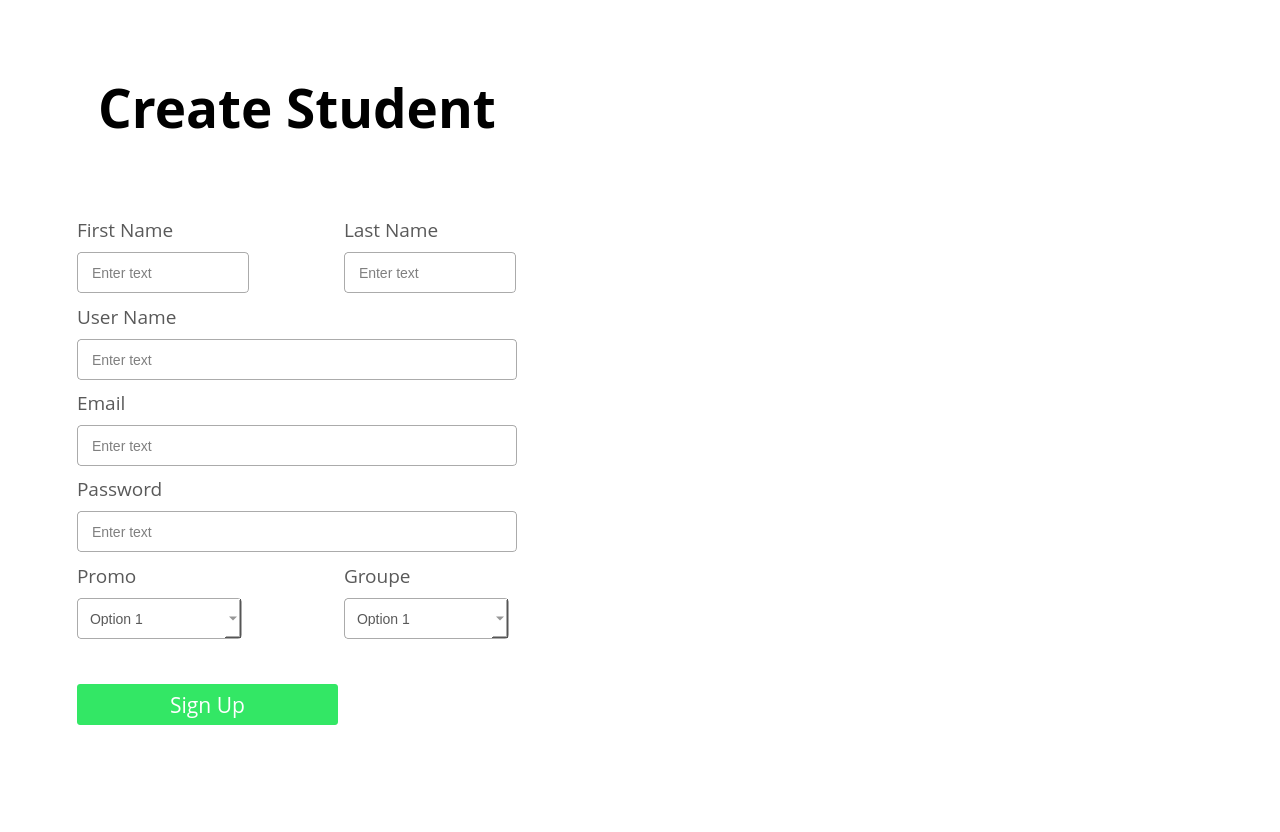
The window that CreateStudent.ui (Oizys13/Chat-app) describes before a commit, drawn with Qt 5.
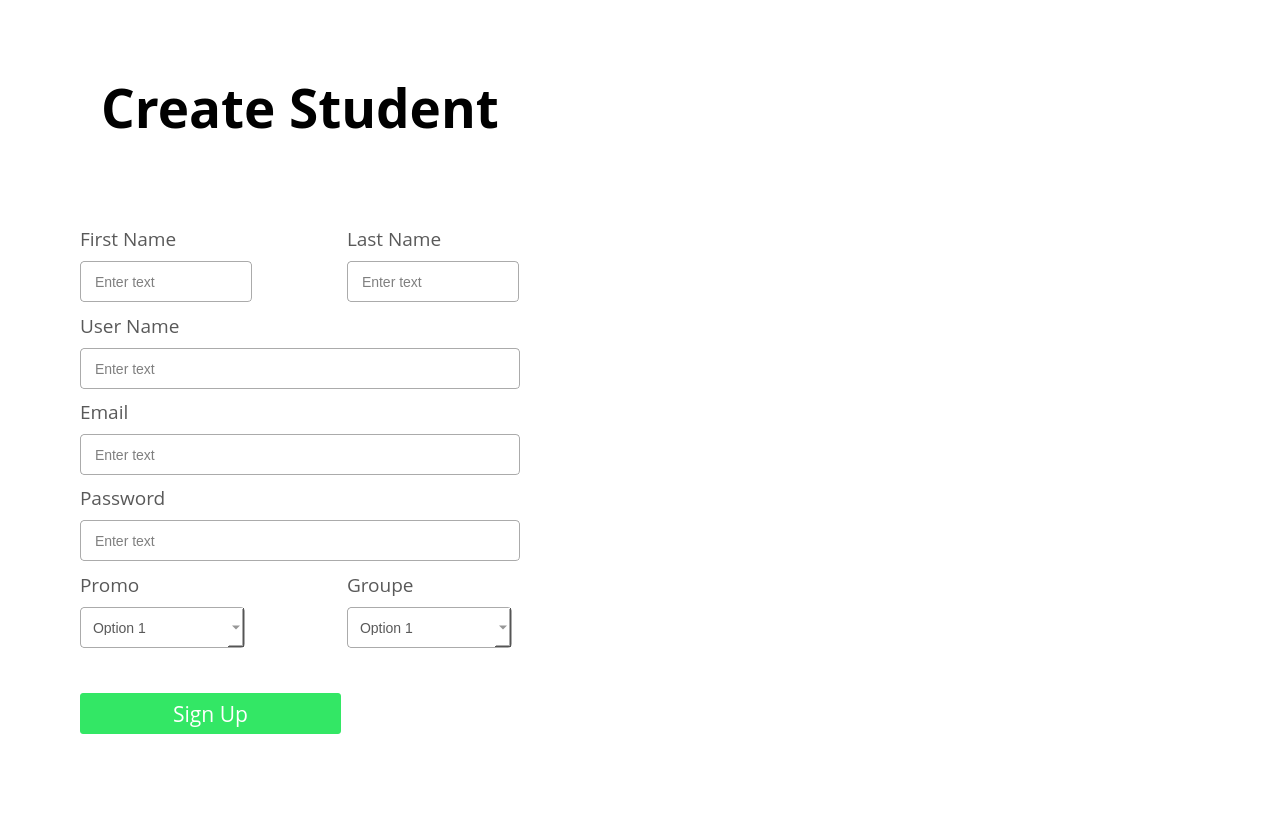
The same window after the commit. Icons and pictures are not drawn.

What changed in the file:
```diff
--- a/CreateStudent.ui
+++ b/CreateStudent.ui
@@ -45,6 +45,21 @@
     <string notr="true">background:white;</string>
    </property>
    <layout class="QHBoxLayout" name="horizontalLayout">
+    <property name="spacing">
+     <number>0</number>
+    </property>
+    <property name="leftMargin">
+     <number>0</number>
+    </property>
+    <property name="topMargin">
+     <number>0</number>
+    </property>
+    <property name="rightMargin">
+     <number>0</number>
+    </property>
+    <property name="bottomMargin">
+     <number>0</number>
+    </property>
     <item>
      <widget class="QWidget" name="widget" native="true">
       <layout class="QVBoxLayout" name="verticalLayout">
@@ -481,10 +496,10 @@
               <disabled>
                <colorrole role="WindowText">
                 <brush brushstyle="SolidPattern">
-                 <color alpha="0">
-                  <red>160</red>
-                  <green>160</green>
-                  <blue>160</blue>
+                 <color alpha="255">
+                  <red>89</red>
+                  <green>89</green>
+                  <blue>89</blue>
                  </color>
                 </brush>
                </colorrole>
@@ -517,19 +532,19 @@
                </colorrole>
                <colorrole role="Text">
                 <brush brushstyle="SolidPattern">
-                 <color alpha="0">
-                  <red>160</red>
-                  <green>160</green>
-                  <blue>160</blue>
+                 <color alpha="255">
+                  <red>89</red>
+                  <green>89</green>
+                  <blue>89</blue>
                  </color>
                 </brush>
                </colorrole>
                <colorrole role="ButtonText">
                 <brush brushstyle="SolidPattern">
-                 <color alpha="0">
-                  <red>160</red>
-                  <green>160</green>
-                  <blue>160</blue>
+                 <color alpha="255">
+                  <red>89</red>
+                  <green>89</green>
+                  <blue>89</blue>
                  </color>
                 </brush>
                </colorrole>
@@ -855,10 +870,10 @@
               <disabled>
                <colorrole role="WindowText">
                 <brush brushstyle="SolidPattern">
-                 <color alpha="0">
-                  <red>0</red>
-                  <green>255</green>
-                  <blue>127</blue>
+                 <color alpha="255">
+                  <red>89</red>
+                  <green>89</green>
+                  <blue>89</blue>
                  </color>
                 </brush>
                </colorrole>
@@ -900,19 +915,19 @@
                </colorrole>
                <colorrole role="Text">
                 <brush brushstyle="SolidPattern">
-                 <color alpha="0">
-                  <red>0</red>
-                  <green>255</green>
-                  <blue>127</blue>
+                 <color alpha="255">
+                  <red>89</red>
+                  <green>89</green>
+                  <blue>89</blue>
                  </color>
                 </brush>
                </colorrole>
                <colorrole role="ButtonText">
                 <brush brushstyle="SolidPattern">
-                 <color alpha="0">
-                  <red>0</red>
-                  <green>255</green>
-                  <blue>127</blue>
+                 <color alpha="255">
+                  <red>89</red>
+                  <green>89</green>
+                  <blue>89</blue>
                  </color>
                 </brush>
                </colorrole>
```
Left out of the diff: 4 changed lines with no effect on the pictures.
